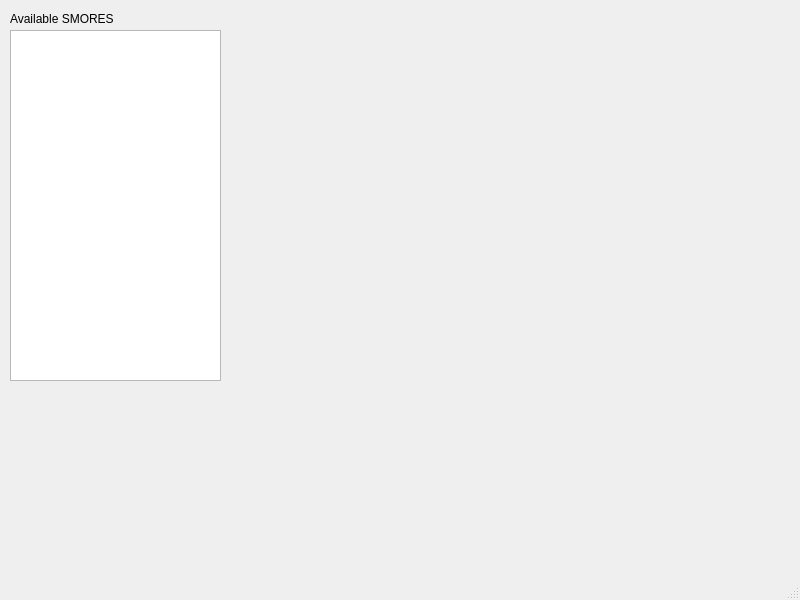
This is smore_control/smore_control/smorescontrollerwindow.ui in DanLee-ASL/smores_my_code as Qt 5 draws it before an edit. The edited form follows.
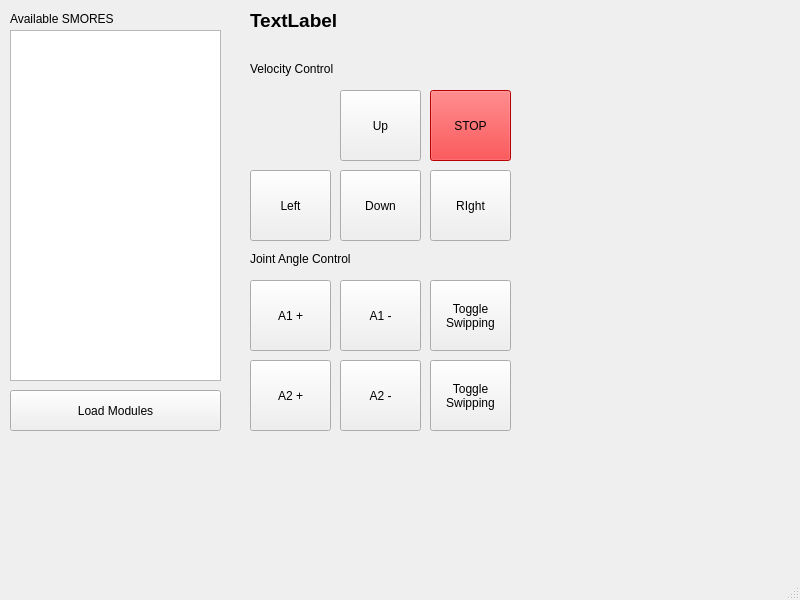
This is the edited form.

Commit message:
GUI edited. Now the program/gui should be able to handle multiple modules w/ separate commands, and stuff. The sensory data is not yet separated yet.
TODO: Test w/ multiple modules and multiple sensory inputs.

What changed in the file:
```diff
--- a/smore_control/smore_control/smorescontrollerwindow.ui
+++ b/smore_control/smore_control/smorescontrollerwindow.ui
@@ -40,6 +40,214 @@
      <string>Available SMORES</string>
     </property>
    </widget>
+   <widget class="QPushButton" name="btn_loadModules">
+    <property name="geometry">
+     <rect>
+      <x>10</x>
+      <y>390</y>
+      <width>211</width>
+      <height>41</height>
+     </rect>
+    </property>
+    <property name="text">
+     <string>Load Modules</string>
+    </property>
+   </widget>
+   <widget class="QPushButton" name="btn_Left">
+    <property name="geometry">
+     <rect>
+      <x>250</x>
+      <y>170</y>
+      <width>81</width>
+      <height>71</height>
+     </rect>
+    </property>
+    <property name="text">
+     <string>Left</string>
+    </property>
+   </widget>
+   <widget class="QLabel" name="lbl_smoreName">
+    <property name="geometry">
+     <rect>
+      <x>250</x>
+      <y>0</y>
+      <width>541</width>
+      <height>41</height>
+     </rect>
+    </property>
+    <property name="font">
+     <font>
+      <pointsize>14</pointsize>
+      <weight>75</weight>
+      <italic>false</italic>
+      <bold>true</bold>
+     </font>
+    </property>
+    <property name="text">
+     <string>TextLabel</string>
+    </property>
+   </widget>
+   <widget class="QPushButton" name="btn_Right">
+    <property name="geometry">
+     <rect>
+      <x>430</x>
+      <y>170</y>
+      <width>81</width>
+      <height>71</height>
+     </rect>
+    </property>
+    <property name="text">
+     <string>RIght</string>
+    </property>
+   </widget>
+   <widget class="QPushButton" name="btn_Up">
+    <property name="geometry">
+     <rect>
+      <x>340</x>
+      <y>90</y>
+      <width>81</width>
+      <height>71</height>
+     </rect>
+    </property>
+    <property name="text">
+     <string>Up</string>
+    </property>
+   </widget>
+   <widget class="QPushButton" name="btn_Down">
+    <property name="geometry">
+     <rect>
+      <x>340</x>
+      <y>170</y>
+      <width>81</width>
+      <height>71</height>
+     </rect>
+    </property>
+    <property name="text">
+     <string>Down</string>
+    </property>
+   </widget>
+   <widget class="QPushButton" name="btn_A1Plus">
+    <property name="geometry">
+     <rect>
+      <x>250</x>
+      <y>280</y>
+      <width>81</width>
+      <height>71</height>
+     </rect>
+    </property>
+    <property name="text">
+     <string>A1 +</string>
+    </property>
+   </widget>
+   <widget class="QPushButton" name="btn_A1Minus">
+    <property name="geometry">
+     <rect>
+      <x>340</x>
+      <y>280</y>
+      <width>81</width>
+      <height>71</height>
+     </rect>
+    </property>
+    <property name="text">
+     <string>A1 -</string>
+    </property>
+   </widget>
+   <widget class="QPushButton" name="btn_A2Plus">
+    <property name="geometry">
+     <rect>
+      <x>250</x>
+      <y>360</y>
+      <width>81</width>
+      <height>71</height>
+     </rect>
+    </property>
+    <property name="text">
+     <string>A2 +</string>
+    </property>
+   </widget>
+   <widget class="QPushButton" name="btn_A2Minus">
+    <property name="geometry">
+     <rect>
+      <x>340</x>
+      <y>360</y>
+      <width>81</width>
+      <height>71</height>
+     </rect>
+    </property>
+    <property name="text">
+     <string>A2 -</string>
+    </property>
+   </widget>
+   <widget class="QLabel" name="label_2">
+    <property name="geometry">
+     <rect>
+      <x>250</x>
+      <y>250</y>
+      <width>211</width>
+      <height>17</height>
+     </rect>
+    </property>
+    <property name="text">
+     <string>Joint Angle Control</string>
+    </property>
+   </widget>
+   <widget class="QLabel" name="label_3">
+    <property name="geometry">
+     <rect>
+      <x>250</x>
+      <y>60</y>
+      <width>211</width>
+      <height>17</height>
+     </rect>
+    </property>
+    <property name="text">
+     <string>Velocity Control</string>
+    </property>
+   </widget>
+   <widget class="QPushButton" name="btn_STOP">
+    <property name="geometry">
+     <rect>
+      <x>430</x>
+      <y>90</y>
+      <width>81</width>
+      <height>71</height>
+     </rect>
+    </property>
+    <property name="styleSheet">
+     <string notr="true">background-color: rgb(255, 0, 4);</string>
+    </property>
+    <property name="text">
+     <string>STOP</string>
+    </property>
+   </widget>
+   <widget class="QPushButton" name="btn_A1_Swipping">
+    <property name="geometry">
+     <rect>
+      <x>430</x>
+      <y>280</y>
+      <width>81</width>
+      <height>71</height>
+     </rect>
+    </property>
+    <property name="text">
+     <string>Toggle
+Swipping</string>
+    </property>
+   </widget>
+   <widget class="QPushButton" name="btn_A2_Swipping_2">
+    <property name="geometry">
+     <rect>
+      <x>430</x>
+      <y>360</y>
+      <width>81</width>
+      <height>71</height>
+     </rect>
+    </property>
+    <property name="text">
+     <string>Toggle
+Swipping</string>
+    </property>
+   </widget>
   </widget>
   <widget class="QMenuBar" name="menubar">
    <property name="geometry">
```
The commit also changes 4 other files.
